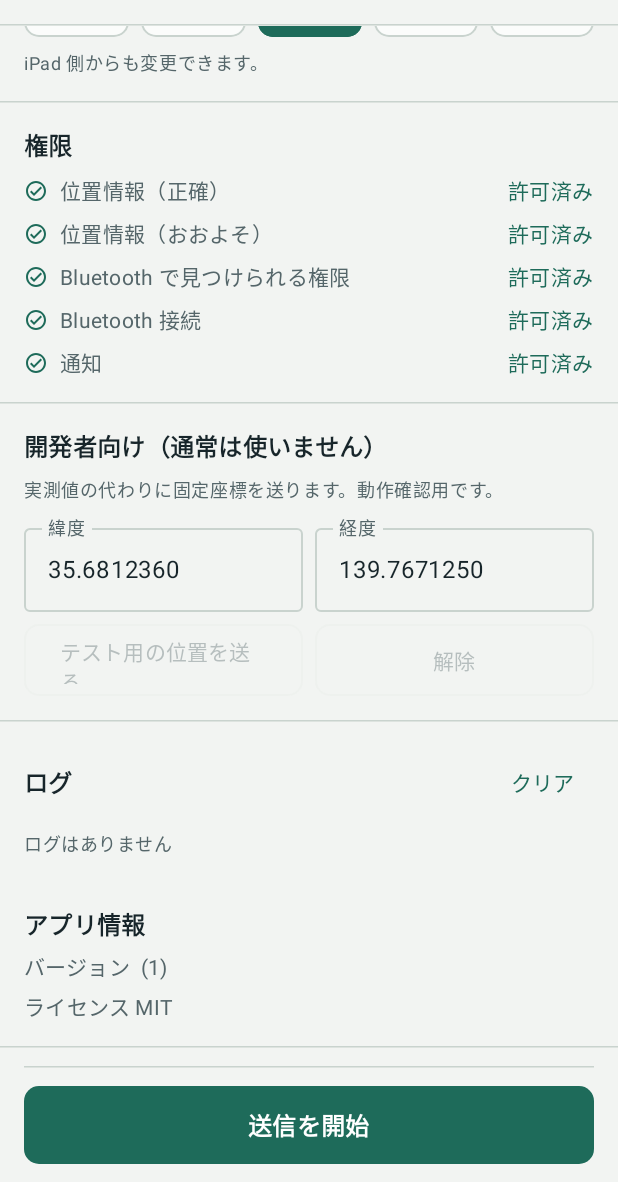
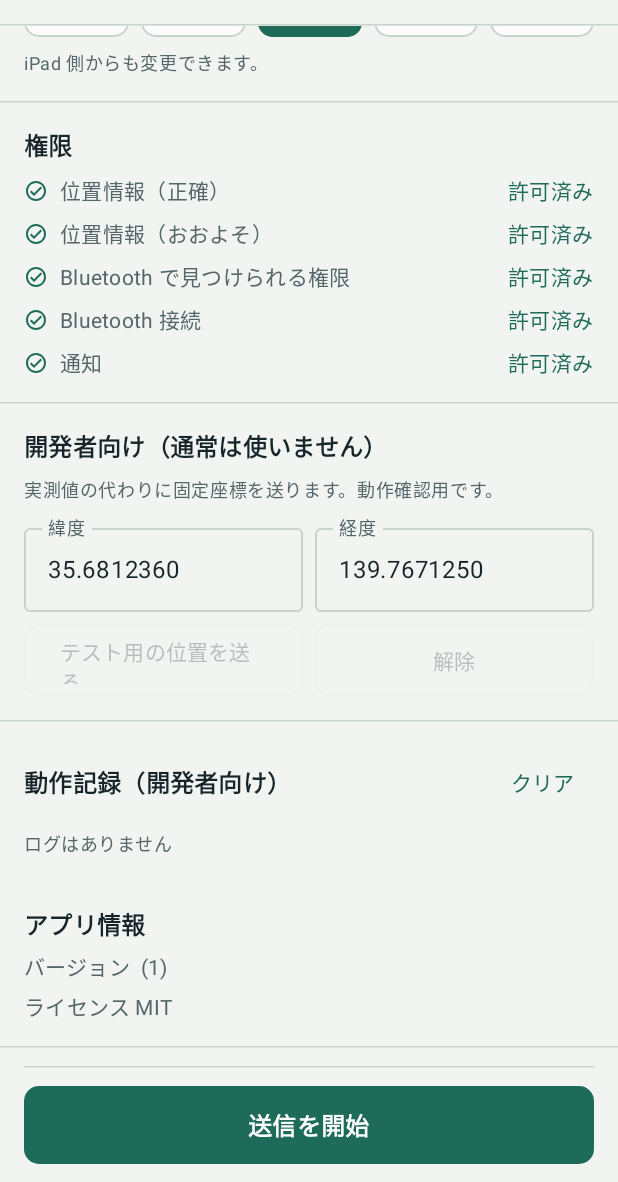
Before and after one commit to haruki0420/p2pgps-android, an Android app built with Jetpack Compose: the screen it shows after launch (MainActivity), scrolled down 220 dp, on a phone screen of 412 x 824 dp, the part 54-1236 px from its top. Run offline under Robolectric (Android 15) with nearby library versions, the phone set to English and light mode, and no system bars.

Commit message:
fix: 動作記録の表示を整理

```diff
--- a/app/src/main/java/jp/haruki0420/p2pgps/ui/SenderScreen.kt
+++ b/app/src/main/java/jp/haruki0420/p2pgps/ui/SenderScreen.kt
@@ -890,7 +890,7 @@ private fun LogSection(logs: List<LogEntry>, onClearLog: () -> Unit) {
     ) {
         Row(verticalAlignment = Alignment.CenterVertically) {
             Text(
-                text = "ログ",
+                text = "動作記録（開発者向け）",
                 style = MaterialTheme.typography.titleMedium,
                 fontWeight = FontWeight.SemiBold,
                 color = colors.ink,
```
Also changed, not shown: 1 other file.
